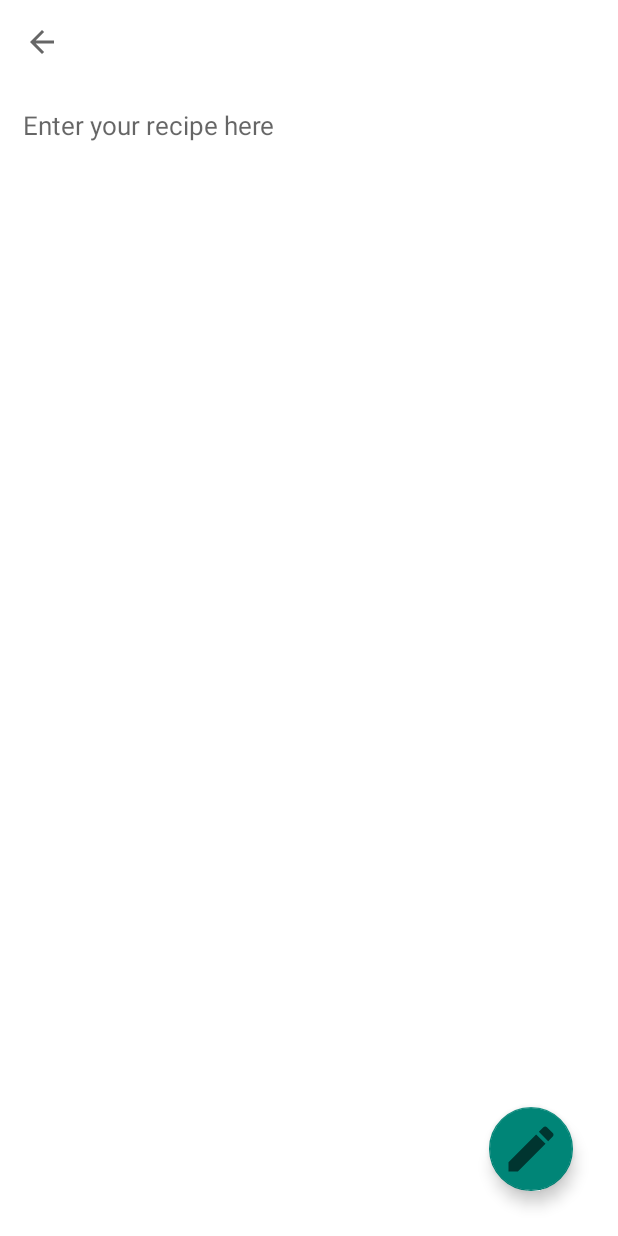
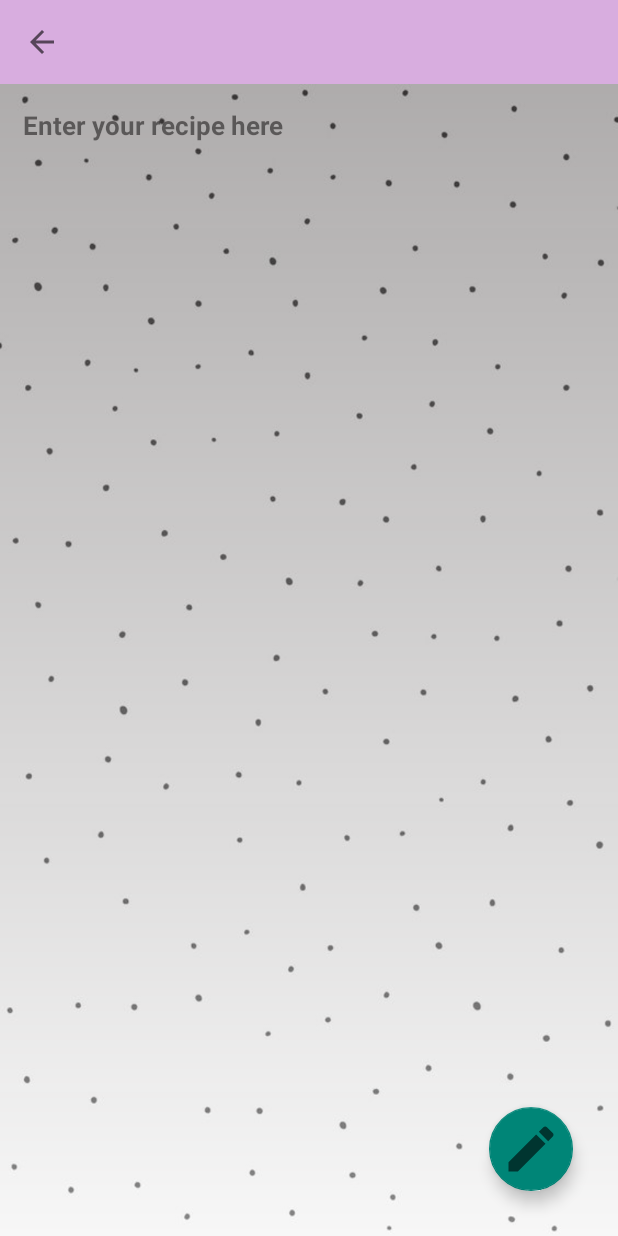
Before and after one commit to frhanaalmshh/flavourecipe, an Android app: the RecipeDetails screen opened directly, with no data from a screen before it, on a phone screen of 412 x 824 dp. Run offline under Robolectric (Android 15) with nearby library versions, the phone set to English and light mode, and no system bars.

Commit message:
Layout Updated

```diff
--- /dev/null
+++ b/app/src/main/res/drawable/foreground_design2.xml
@@ -0,0 +1,12 @@
+<?xml version="1.0" encoding="utf-8"?>
+<shape xmlns:android="http://schemas.android.com/apk/res/android"
+    android:shape="rectangle">
+
+    <gradient
+        android:angle="90"
+        android:startColor="#6AFFFFFF"
+        android:endColor="#66494343"/>
+    <corners
+        android:radius="0dp"/>
+
+</shape>
--- a/app/src/main/res/layout/activity_create_recipe.xml
+++ b/app/src/main/res/layout/activity_create_recipe.xml
@@ -11,7 +11,7 @@
         android:layout_width="match_parent"
         android:layout_height="?attr/actionBarSize"
         android:id="@+id/toolbarofcreaterecipe"
-        android:background="@color/white">
+        android:background="@color/lilac">
 
         <EditText
             android:layout_width="match_parent"
@@ -29,7 +29,8 @@
         android:layout_width="match_parent"
         android:layout_height="match_parent"
         android:textSize="15sp"
-        android:background="@color/white"
+        android:background="@drawable/background3"
+        android:foreground="@drawable/foreground_design2"
         android:gravity="top|left"
         android:textColor="@color/black"
         android:hint="Enter your recipe here"
--- a/app/src/main/res/layout/activity_edit_recipe.xml
+++ b/app/src/main/res/layout/activity_edit_recipe.xml
@@ -27,7 +27,8 @@
         android:layout_width="match_parent"
         android:layout_height="match_parent"
         android:textSize="15sp"
-        android:background="@color/white"
+        android:background="@drawable/background3"
+        android:foreground="@drawable/foreground_design2"
         android:gravity="top|left"
         android:textColor="@color/black"
         android:layout_below="@id/toolbarofeditrecipe"
--- a/app/src/main/res/layout/activity_my_recipe.xml
+++ b/app/src/main/res/layout/activity_my_recipe.xml
@@ -26,7 +26,9 @@
         android:id="@+id/recyclerview"
         android:layout_width="match_parent"
         android:layout_height="match_parent"
-        android:scrollbars="vertical">
+        android:scrollbars="vertical"
+        android:background="@drawable/background3"
+        android:foreground="@drawable/foreground_design2">
 
     </androidx.recyclerview.widget.RecyclerView>
 
--- a/app/src/main/res/layout/activity_recipe_details.xml
+++ b/app/src/main/res/layout/activity_recipe_details.xml
@@ -10,7 +10,7 @@
         android:layout_width="match_parent"
         android:layout_height="?attr/actionBarSize"
         android:id="@+id/toolbarofrecipedetail"
-        android:background="@color/white">
+        android:background="@color/lilac">
 
         <TextView
             android:layout_width="match_parent"
@@ -25,16 +25,18 @@
     </androidx.appcompat.widget.Toolbar>
 
     <TextView
+        android:id="@+id/contentofrecipedetail"
         android:layout_width="match_parent"
         android:layout_height="match_parent"
+        android:layout_below="@id/toolbarofrecipedetail"
+        android:gravity="top|left"
+        android:hint="Enter your recipe here"
+        android:padding="15dp"
+        android:textColor="@color/black"
+        android:textStyle="bold"
         android:textSize="17sp"
-        android:background="@color/white"
-        android:gravity="top|left"
-        android:textColor="@color/black"
-        android:hint="Enter your recipe here"
-        android:layout_below="@id/toolbarofrecipedetail"
-        android:padding="15dp"
-        android:id="@+id/contentofrecipedetail">
+        android:background="@drawable/background3"
+        android:foreground="@drawable/foreground_design2">
 
     </TextView>
 
--- a/app/src/main/res/layout/activity_welcome_page.xml
+++ b/app/src/main/res/layout/activity_welcome_page.xml
@@ -7,10 +7,10 @@
     tools:context=".WelcomePage">
 
     <ImageView
-        android:foreground="@drawable/foreground_design"
         android:id="@+id/imageView2"
         android:layout_width="match_parent"
         android:layout_height="match_parent"
+        android:foreground="@drawable/foreground_design"
         android:scaleType="centerCrop"
         android:src="@drawable/background2"
         app:layout_constraintTop_toTopOf="parent"
```
Also changed, not shown: app/src/main/res/layout/activity_recipe.xml (+22 -7 lines), app/src/main/res/layout/foodhomepage.xml (+27 -32 lines), app/src/main/res/values/strings.xml (+7 -0 lines), app/src/main/res/drawable/background3.jpg (added).
